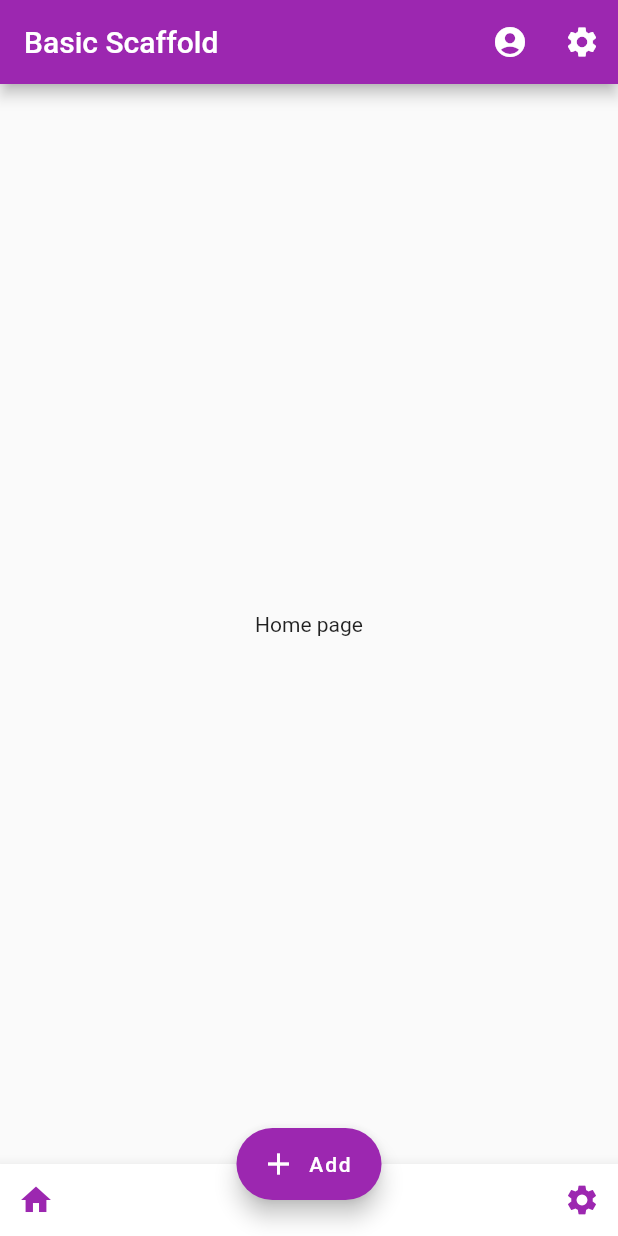
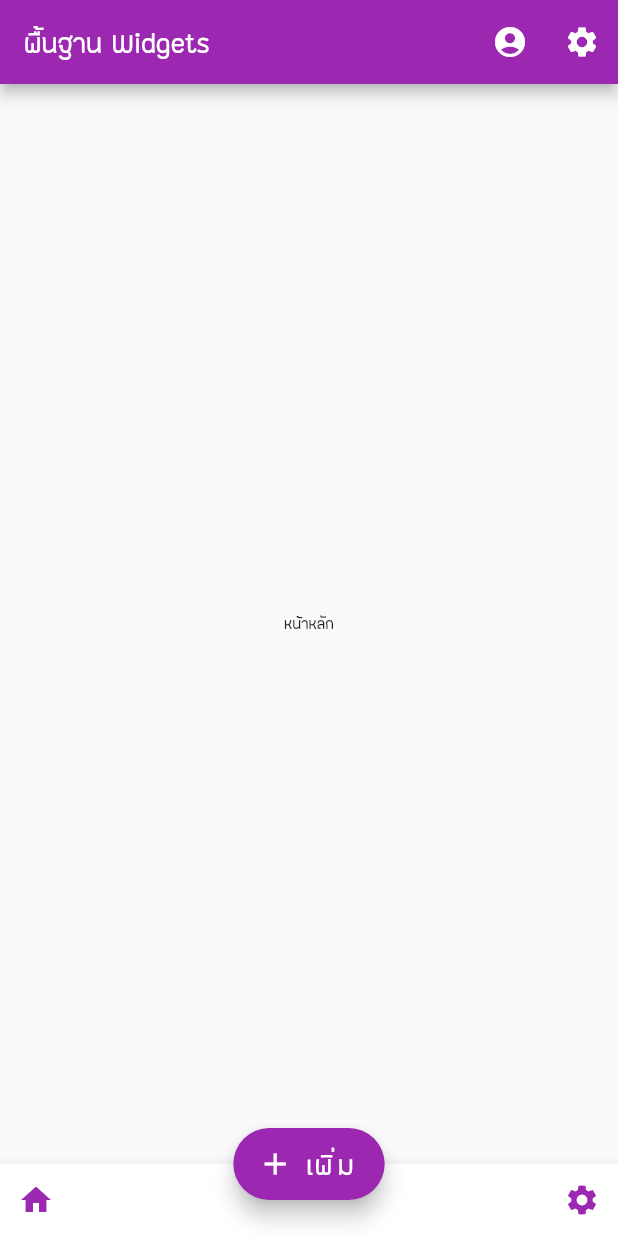
Before and after one commit to siteslave/flutter_basic_03, a Flutter app: the screen it shows after launch, on a phone screen of 412 x 824 dp. Run offline on Flutter 3.47's test engine with Material 2 defaults, Android fonts, the phone set to English and light mode, and no system bars.

Commit message:
add font

```diff
--- a/lib/main.dart
+++ b/lib/main.dart
@@ -14,11 +14,16 @@ class _BasicWidgetsState extends State<BasicWidgets> {
 
   @override
   Widget build(BuildContext context) {
-    TextStyle myStyle = TextStyle(fontSize: 20.0, fontWeight: FontWeight.bold);
+    TextStyle myStyle = TextStyle(
+      fontSize: 25.0,
+    );
 
     // Step 0
     AppBar appBar = AppBar(
-      title: Text('Basic Scaffold'),
+      title: Text(
+        'พื้นฐาน Widgets',
+        style: myStyle,
+      ),
       actions: <Widget>[
         IconButton(
             icon: Icon(Icons.account_circle),
@@ -91,15 +96,21 @@ class _BasicWidgetsState extends State<BasicWidgets> {
         ));
 
     return MaterialApp(
-      title: 'Basic widgets',
-      theme: ThemeData(primaryColor: Colors.purple),
+      title: 'พื้นฐาน Widgets',
+      theme: ThemeData(
+        primaryColor: Colors.purple,
+        fontFamily: 'Lamoon',
+      ),
       home: Scaffold(
         appBar: appBar,
         body: pages[pageIndex],
 //        floatingActionButton: floatingActionButton,
         floatingActionButton: FloatingActionButton.extended(
           icon: const Icon(Icons.add),
-          label: const Text('Add'),
+          label: const Text(
+            'เพิ่ม',
+            style: TextStyle(fontSize: 25.0),
+          ),
           backgroundColor: Colors.purple,
           onPressed: () {},
         ),
@@ -115,7 +126,7 @@ class HomePage extends StatelessWidget {
   @override
   Widget build(BuildContext context) {
     return Center(
-      child: Text('Home page'),
+      child: Text('หน้าหลัก'),
     );
   }
 }
@@ -124,7 +135,7 @@ class AccountPage extends StatelessWidget {
   @override
   Widget build(BuildContext context) {
     return Center(
-      child: Text('Account page'),
+      child: Text('จัดการข้อมูลส่วนตัว'),
     );
   }
 }
@@ -133,7 +144,7 @@ class SettingPage extends StatelessWidget {
   @override
   Widget build(BuildContext context) {
     return Center(
-      child: Text('Setting page'),
+      child: Text('ตั้งค่าการใช้งาน'),
     );
   }
 }
```
Also changed, not shown: pubspec.yaml (+7 -6 lines), assets/fonts/EkkamaiStandard-Light.ttf (added), assets/fonts/LamoonRegular.ttf (added).
